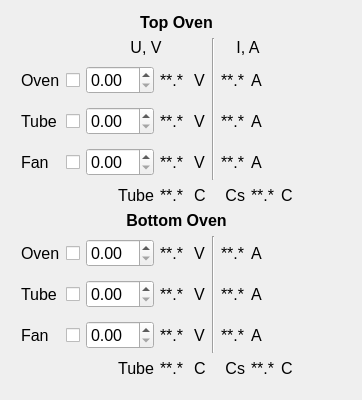
Qt form Ovens_UI.ui (smertouh/1_MeV_UI_additional) before a commit.
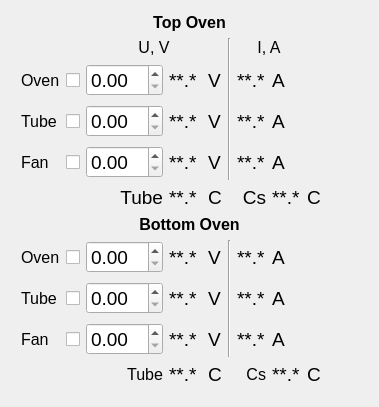
The same form after that commit. Icons and pictures are not drawn.

Diff of the .ui file:
```diff
--- a/Ovens_UI.ui
+++ b/Ovens_UI.ui
@@ -62,11 +62,16 @@
       <item row="5" column="3">
        <widget class="QLabel" name="label_107">
         <property name="sizePolicy">
-         <sizepolicy hsizetype="Maximum" vsizetype="Maximum">
+         <sizepolicy hsizetype="Preferred" vsizetype="Maximum">
           <horstretch>0</horstretch>
           <verstretch>0</verstretch>
          </sizepolicy>
         </property>
+        <property name="font">
+         <font>
+          <pointsize>14</pointsize>
+         </font>
+        </property>
         <property name="text">
          <string>**.* </string>
         </property>
@@ -80,6 +85,11 @@
           <verstretch>0</verstretch>
          </sizepolicy>
         </property>
+        <property name="font">
+         <font>
+          <pointsize>14</pointsize>
+         </font>
+        </property>
         <property name="text">
          <string>C</string>
         </property>
@@ -114,11 +124,16 @@
       <item row="10" column="3">
        <widget class="QLabel" name="label_100">
         <property name="sizePolicy">
-         <sizepolicy hsizetype="Maximum" vsizetype="Maximum">
+         <sizepolicy hsizetype="Preferred" vsizetype="Maximum">
           <horstretch>0</horstretch>
           <verstretch>0</verstretch>
          </sizepolicy>
         </property>
+        <property name="font">
+         <font>
+          <pointsize>14</pointsize>
+         </font>
+        </property>
         <property name="text">
          <string>**.* </string>
         </property>
@@ -132,6 +147,11 @@
           <verstretch>0</verstretch>
          </sizepolicy>
         </property>
+        <property name="font">
+         <font>
+          <pointsize>14</pointsize>
+         </font>
+        </property>
         <property name="text">
          <string>Cs</string>
         </property>
@@ -143,21 +163,31 @@
       <item row="8" column="2">
        <widget class="QDoubleSpinBox" name="doubleSpinBox_13">
         <property name="sizePolicy">
-         <sizepolicy hsizetype="Maximum" vsizetype="Maximum">
+         <sizepolicy hsizetype="Preferred" vsizetype="Maximum">
           <horstretch>0</horstretch>
           <verstretch>0</verstretch>
          </sizepolicy>
         </property>
+        <property name="font">
+         <font>
+          <pointsize>14</pointsize>
+         </font>
+        </property>
        </widget>
       </item>
       <item row="7" column="3">
        <widget class="QLabel" name="label_93">
         <property name="sizePolicy">
-         <sizepolicy hsizetype="Maximum" vsizetype="Maximum">
+         <sizepolicy hsizetype="Preferred" vsizetype="Maximum">
           <horstretch>0</horstretch>
           <verstretch>0</verstretch>
          </sizepolicy>
         </property>
+        <property name="font">
+         <font>
+          <pointsize>14</pointsize>
+         </font>
+        </property>
         <property name="text">
          <string>**.* </string>
         </property>
@@ -182,21 +212,31 @@
       <item row="4" column="2">
        <widget class="QDoubleSpinBox" name="doubleSpinBox_9">
         <property name="sizePolicy">
-         <sizepolicy hsizetype="Maximum" vsizetype="Maximum">
+         <sizepolicy hsizetype="Preferred" vsizetype="Maximum">
           <horstretch>0</horstretch>
           <verstretch>0</verstretch>
          </sizepolicy>
         </property>
+        <property name="font">
+         <font>
+          <pointsize>14</pointsize>
+         </font>
+        </property>
        </widget>
       </item>
       <item row="9" column="2">
        <widget class="QDoubleSpinBox" name="doubleSpinBox_14">
         <property name="sizePolicy">
-         <sizepolicy hsizetype="Maximum" vsizetype="Maximum">
+         <sizepolicy hsizetype="Preferred" vsizetype="Maximum">
           <horstretch>0</horstretch>
           <verstretch>0</verstretch>
          </sizepolicy>
         </property>
+        <property name="font">
+         <font>
+          <pointsize>14</pointsize>
+         </font>
+        </property>
        </widget>
       </item>
       <item row="9" column="4">
@@ -207,6 +247,11 @@
           <verstretch>0</verstretch>
          </sizepolicy>
         </property>
+        <property name="font">
+         <font>
+          <pointsize>14</pointsize>
+         </font>
+        </property>
         <property name="text">
          <string>V</string>
         </property>
@@ -228,11 +273,16 @@
       <item row="2" column="3">
        <widget class="QLabel" name="label_68">
         <property name="sizePolicy">
-         <sizepolicy hsizetype="Maximum" vsizetype="Maximum">
+         <sizepolicy hsizetype="Preferred" vsizetype="Maximum">
           <horstretch>0</horstretch>
           <verstretch>0</verstretch>
          </sizepolicy>
         </property>
+        <property name="font">
+         <font>
+          <pointsize>14</pointsize>
+         </font>
+        </property>
         <property name="text">
          <string>**.* </string>
         </property>
@@ -246,6 +296,11 @@
           <verstretch>0</verstretch>
          </sizepolicy>
         </property>
+        <property name="font">
+         <font>
+          <pointsize>14</pointsize>
+         </font>
+        </property>
         <property name="text">
          <string>C</string>
         </property>
@@ -293,11 +348,16 @@
       <item row="4" column="3">
        <widget class="QLabel" name="label_78">
         <property name="sizePolicy">
-         <sizepolicy hsizetype="Maximum" vsizetype="Maximum">
+         <sizepolicy hsizetype="Preferred" vsizetype="Maximum">
           <horstretch>0</horstretch>
           <verstretch>0</verstretch>
          </sizepolicy>
         </property>
+        <property name="font">
+         <font>
+          <pointsize>14</pointsize>
+         </font>
+        </property>
         <property name="text">
          <string>**.* </string>
         </property>
@@ -311,6 +371,11 @@
           <verstretch>0</verstretch>
          </sizepolicy>
         </property>
+        <property name="font">
+         <font>
+          <pointsize>14</pointsize>
+         </font>
+        </property>
         <property name="text">
          <string>V</string>
         </property>
@@ -324,6 +389,11 @@
           <verstretch>0</verstretch>
          </sizepolicy>
         </property>
+        <property name="font">
+         <font>
+          <pointsize>14</pointsize>
+         </font>
+        </property>
         <property name="text">
          <string>V</string>
         </property>
@@ -350,6 +420,11 @@
           <verstretch>0</verstretch>
          </sizepolicy>
         </property>
+        <property name="font">
+         <font>
+          <pointsize>14</pointsize>
+         </font>
+        </property>
         <property name="text">
          <string>V</string>
         </property>
@@ -363,6 +438,11 @@
           <verstretch>0</verstretch>
          </sizepolicy>
         </property>
+        <property name="font">
+         <font>
+          <pointsize>14</pointsize>
+         </font>
+        </property>
         <property name="text">
          <string>V</string>
         </property>
@@ -371,11 +451,16 @@
       <item row="3" column="2">
        <widget class="QDoubleSpinBox" name="doubleSpinBox_3">
         <property name="sizePolicy">
-         <sizepolicy hsizetype="Maximum" vsizetype="Maximum">
+         <sizepolicy hsizetype="Preferred" vsizetype="Maximum">
           <horstretch>0</horstretch>
           <verstretch>0</verstretch>
          </sizepolicy>
         </property>
+        <property name="font">
+         <font>
+          <pointsize>14</pointsize>
+         </font>
+        </property>
        </widget>
       </item>
       <item row="4" column="0">
@@ -407,11 +492,16 @@
       <item row="3" column="3">
        <widget class="QLabel" name="label_73">
         <property name="sizePolicy">
-         <sizepolicy hsizetype="Maximum" vsizetype="Maximum">
+         <sizepolicy hsizetype="Preferred" vsizetype="Maximum">
           <horstretch>0</horstretch>
           <verstretch>0</verstretch>
          </sizepolicy>
         </property>
+        <property name="font">
+         <font>
+          <pointsize>14</pointsize>
+         </font>
+        </property>
         <property name="text">
          <string>**.* </string>
         </property>
@@ -433,21 +523,31 @@
       <item row="2" column="2">
        <widget class="QDoubleSpinBox" name="doubleSpinBox">
         <property name="sizePolicy">
-         <sizepolicy hsizetype="Maximum" vsizetype="Maximum">
+         <sizepolicy hsizetype="Preferred" vsizetype="Maximum">
           <horstretch>0</horstretch>
           <verstretch>0</verstretch>
          </sizepolicy>
         </property>
+        <property name="font">
+         <font>
+          <pointsize>14</pointsize>
+         </font>
+        </property>
        </widget>
       </item>
       <item row="8" column="3">
        <widget class="QLabel" name="label_92">
         <property name="sizePolicy">
-         <sizepolicy hsizetype="Maximum" vsizetype="Maximum">
+         <sizepolicy hsizetype="Preferred" vsizetype="Maximum">
           <horstretch>0</horstretch>
           <verstretch>0</verstretch>
          </sizepolicy>
         </property>
+        <property name="font">
+         <font>
+          <pointsize>14</pointsize>
+         </font>
+        </property>
         <property name="text">
          <string>**.* </string>
         </property>
@@ -482,11 +582,16 @@
       <item row="9" column="6">
        <widget class="QLabel" name="label_97">
         <property name="sizePolicy">
-         <sizepolicy hsizetype="Maximum" vsizetype="Maximum">
+         <sizepolicy hsizetype="Preferred" vsizetype="Maximum">
           <horstretch>0</horstretch>
           <verstretch>0</verstretch>
          </sizepolicy>
         </property>
+        <property name="font">
+         <font>
+          <pointsize>14</pointsize>
+         </font>
+        </property>
         <property name="text">
          <string>**.*</string>
         </property>
@@ -565,6 +670,11 @@
           <verstretch>0</verstretch>
          </sizepolicy>
         </property>
+        <property name="font">
+         <font>
+          <pointsize>14</pointsize>
+         </font>
+        </property>
         <property name="text">
          <string>A</string>
         </property>
@@ -703,11 +813,16 @@
       <item row="2" column="6">
        <widget class="QLabel" name="label_69">
         <property name="sizePolicy">
-         <sizepolicy hsizetype="Maximum" vsizetype="Maximum">
+         <sizepolicy hsizetype="Preferred" vsizetype="Maximum">
           <horstretch>0</horstretch>
           <verstretch>0</verstretch>
          </sizepolicy>
         </property>
+        <property name="font">
+         <font>
+          <pointsize>14</pointsize>
+         </font>
+        </property>
         <property name="text">
          <string>**.*</string>
         </property>
@@ -721,6 +836,11 @@
           <verstretch>0</verstretch>
          </sizepolicy>
         </property>
+        <property name="font">
+         <font>
+          <pointsize>14</pointsize>
+         </font>
+        </property>
         <property name="text">
          <string>A</string>
         </property>
@@ -794,11 +914,16 @@
       <item row="5" column="7">
        <widget class="QLabel" name="label_110">
         <property name="sizePolicy">
-         <sizepolicy hsizetype="Maximum" vsizetype="Maximum">
+         <sizepolicy hsizetype="Preferred" vsizetype="Maximum">
           <horstretch>0</horstretch>
           <verstretch>0</verstretch>
          </sizepolicy>
         </property>
+        <property name="font">
+         <font>
+          <pointsize>14</pointsize>
+         </font>
+        </property>
         <property name="text">
          <string>**.*</string>
         </property>
@@ -877,6 +1002,11 @@
           <verstretch>0</verstretch>
          </sizepolicy>
         </property>
+        <property name="font">
+         <font>
+          <pointsize>14</pointsize>
+         </font>
+        </property>
         <property name="text">
          <string>A</string>
         </property>
@@ -885,11 +1015,16 @@
       <item row="9" column="3">
        <widget class="QLabel" name="label_86">
         <property name="sizePolicy">
-         <sizepolicy hsizetype="Maximum" vsizetype="Maximum">
+         <sizepolicy hsizetype="Preferred" vsizetype="Maximum">
           <horstretch>0</horstretch>
           <verstretch>0</verstretch>
          </sizepolicy>
         </property>
+        <property name="font">
+         <font>
+          <pointsize>14</pointsize>
+         </font>
+        </property>
         <property name="text">
          <string>**.* </string>
         </property>
@@ -903,6 +1038,11 @@
           <verstretch>0</verstretch>
          </sizepolicy>
         </property>
+        <property name="font">
+         <font>
+          <pointsize>14</pointsize>
+         </font>
+        </property>
         <property name="text">
          <string>C</string>
         </property>
@@ -916,6 +1056,11 @@
           <verstretch>0</verstretch>
          </sizepolicy>
         </property>
+        <property name="font">
+         <font>
+          <pointsize>14</pointsize>
+         </font>
+        </property>
         <property name="text">
          <string>A</string>
         </property>
@@ -945,6 +1090,11 @@
           <verstretch>0</verstretch>
          </sizepolicy>
         </property>
+        <property name="font">
+         <font>
+          <pointsize>14</pointsize>
+         </font>
+        </property>
         <property name="text">
          <string>A</string>
         </property>
@@ -958,6 +1108,11 @@
           <verstretch>0</verstretch>
          </sizepolicy>
         </property>
+        <property name="font">
+         <font>
+          <pointsize>14</pointsize>
+         </font>
+        </property>
         <property name="text">
          <string>Tube</string>
         </property>
@@ -990,6 +1145,11 @@
           <verstretch>0</verstretch>
          </sizepolicy>
         </property>
+        <property name="font">
+         <font>
+          <pointsize>14</pointsize>
+         </font>
+        </property>
         <property name="text">
          <string>A</string>
         </property>
@@ -1003,6 +1163,11 @@
           <verstretch>0</verstretch>
          </sizepolicy>
         </property>
+        <property name="font">
+         <font>
+          <pointsize>14</pointsize>
+         </font>
+        </property>
         <property name="text">
          <string>V</string>
         </property>
@@ -1016,6 +1181,11 @@
           <verstretch>0</verstretch>
          </sizepolicy>
         </property>
+        <property name="font">
+         <font>
+          <pointsize>14</pointsize>
+         </font>
+        </property>
         <property name="text">
          <string>C</string>
         </property>
@@ -1024,11 +1194,16 @@
       <item row="10" column="7">
        <widget class="QLabel" name="label_101">
         <property name="sizePolicy">
-         <sizepolicy hsizetype="Maximum" vsizetype="Maximum">
+         <sizepolicy hsizetype="Preferred" vsizetype="Maximum">
           <horstretch>0</horstretch>
           <verstretch>0</verstretch>
          </sizepolicy>
         </property>
+        <property name="font">
+         <font>
+          <pointsize>14</pointsize>
+         </font>
+        </property>
         <property name="text">
          <string>**.*</string>
         </property>
@@ -1037,21 +1212,31 @@
       <item row="7" column="2">
        <widget class="QDoubleSpinBox" name="doubleSpinBox_11">
         <property name="sizePolicy">
-         <sizepolicy hsizetype="Maximum" vsizetype="Maximum">
+         <sizepolicy hsizetype="Preferred" vsizetype="Maximum">
           <horstretch>0</horstretch>
           <verstretch>0</verstretch>
          </sizepolicy>
         </property>
+        <property name="font">
+         <font>
+          <pointsize>14</pointsize>
+         </font>
+        </property>
        </widget>
       </item>
       <item row="3" column="6">
        <widget class="QLabel" name="label_75">
         <property name="sizePolicy">
-         <sizepolicy hsizetype="Maximum" vsizetype="Maximum">
+         <sizepolicy hsizetype="Preferred" vsizetype="Maximum">
           <horstretch>0</horstretch>
           <verstretch>0</verstretch>
          </sizepolicy>
         </property>
+        <property name="font">
+         <font>
+          <pointsize>14</pointsize>
+         </font>
+        </property>
         <property name="text">
          <string>**.*</string>
         </property>
@@ -1125,11 +1310,16 @@
       <item row="7" column="6">
        <widget class="QLabel" name="label_88">
         <property name="sizePolicy">
-         <sizepolicy hsizetype="Maximum" vsizetype="Maximum">
+         <sizepolicy hsizetype="Preferred" vsizetype="Maximum">
           <horstretch>0</horstretch>
           <verstretch>0</verstretch>
          </sizepolicy>
         </property>
+        <property name="font">
+         <font>
+          <pointsize>14</pointsize>
+         </font>
+        </property>
         <property name="text">
          <string>**.*</string>
         </property>
@@ -1138,11 +1328,16 @@
       <item row="8" column="6">
        <widget class="QLabel" name="label_96">
         <property name="sizePolicy">
-         <sizepolicy hsizetype="Maximum" vsizetype="Maximum">
+         <sizepolicy hsizetype="Preferred" vsizetype="Maximum">
           <horstretch>0</horstretch>
           <verstretch>0</verstretch>
          </sizepolicy>
         </property>
+        <property name="font">
+         <font>
+          <pointsize>14</pointsize>
+         </font>
+        </property>
         <property name="text">
          <string>**.*</string>
         </property>
@@ -1151,11 +1346,16 @@
       <item row="4" column="6">
        <widget class="QLabel" name="label_80">
         <property name="sizePolicy">
-         <sizepolicy hsizetype="Maximum" vsizetype="Maximum">
+         <sizepolicy hsizetype="Preferred" vsizetype="Maximum">
           <horstretch>0</horstretch>
           <verstretch>0</verstretch>
          </sizepolicy>
         </property>
+        <property name="font">
+         <font>
+          <pointsize>14</pointsize>
+         </font>
+        </property>
         <property name="text">
          <string>**.*</string>
         </property>
```
